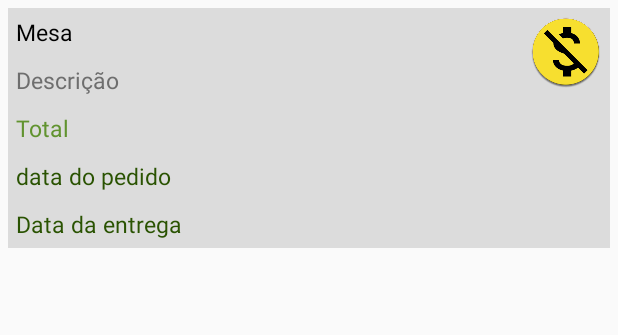
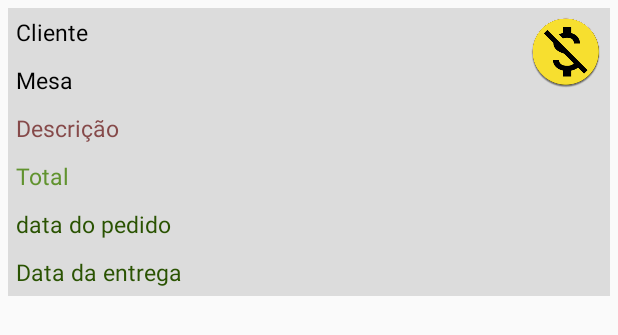
Before and after one commit to MarcosWorker/EspetinhoApp, an Android app: the layout adapter_pedido.xml on its own in the app's theme, with its tools: preview values and no code run, on a phone screen of 412 x 824 dp. Shown: the top 335 px of the screen. Run offline under Robolectric (Android 15) with nearby library versions, the phone set to English and light mode, and no system bars.

Commit message:
Tela de pedidos ok

```diff
--- a/app/src/main/res/layout/adapter_pedido.xml
+++ b/app/src/main/res/layout/adapter_pedido.xml
@@ -12,6 +12,18 @@
         android:layout_marginBottom="5dp"
         android:layout_marginLeft="5dp"
         android:layout_marginTop="5dp"
+        android:text="Cliente"
+        android:textColor="#000"
+        android:textSize="15dp" />
+
+    <TextView
+        android:id="@+id/cliente_adapter_pedido"
+        android:layout_width="300dp"
+        android:layout_height="wrap_content"
+        android:layout_marginBottom="5dp"
+        android:layout_marginLeft="5dp"
+        android:layout_marginTop="5dp"
+        android:layout_below="@id/mesa_adapter_pedido"
         android:text="Mesa"
         android:textColor="#000"
         android:textSize="15dp" />
@@ -20,12 +32,12 @@
         android:id="@+id/pedido_adapter_pedido"
         android:layout_width="300dp"
         android:layout_height="wrap_content"
-        android:layout_below="@id/mesa_adapter_pedido"
+        android:layout_below="@id/cliente_adapter_pedido"
         android:layout_marginBottom="5dp"
         android:layout_marginLeft="5dp"
         android:layout_marginTop="5dp"
         android:text="Descrição"
-        android:textColor="#6e6e6e"
+        android:textColor="#864a4a"
         android:textSize="15dp" />
 
     <TextView
```
Also changed, not shown: app/src/main/java/br/com/forum/espetinhoapp/flow/fragments/CardapioFragment.java (+44 -34 lines), app/src/main/java/br/com/forum/espetinhoapp/flow/fragments/NovoFragment.java (+30 -13 lines), app/src/main/java/br/com/forum/espetinhoapp/flow/fragments/PedidosFragment.java (+8 -2 lines), app/src/main/java/br/com/forum/espetinhoapp/model/adapter/AdapterPedido.java (+36 -5 lines).
